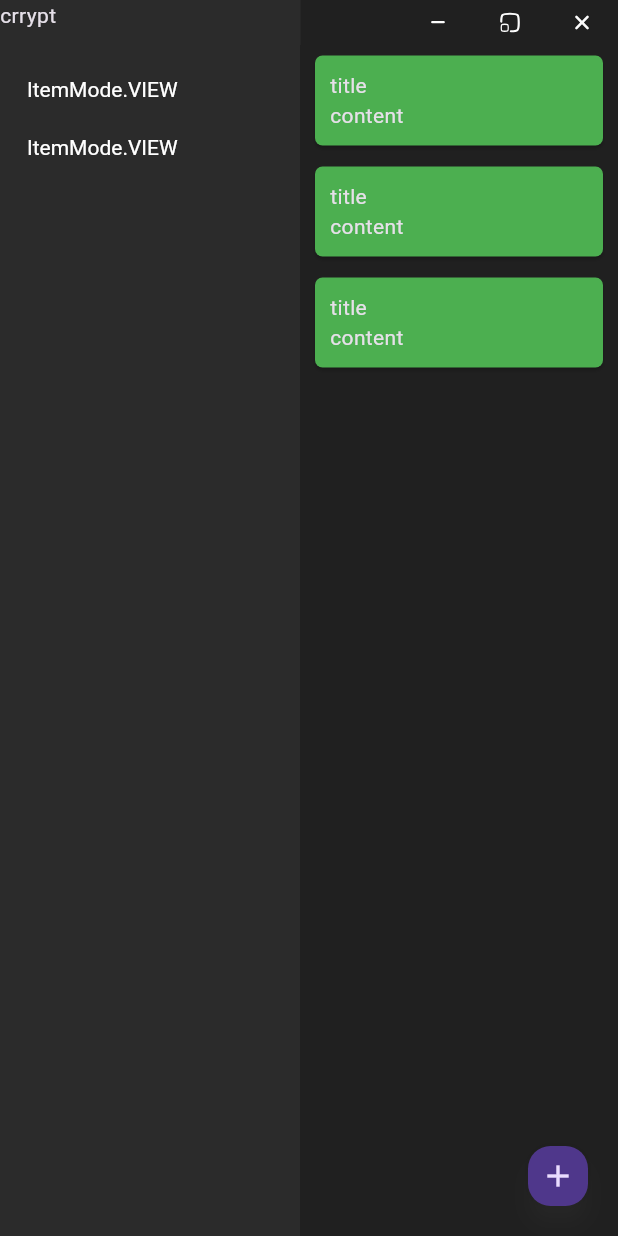
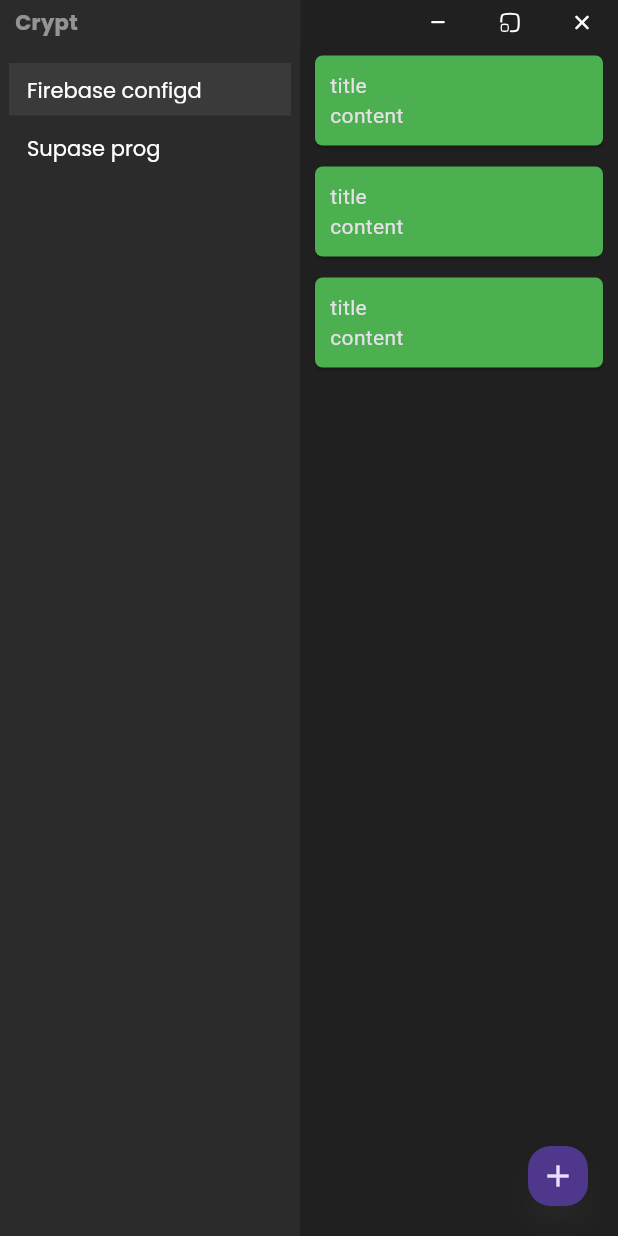
Before and after one commit to Guymaster/crypt, a Flutter app: the screen it shows after launch, on a phone screen of 412 x 824 dp. Run offline on Flutter 3.47's test engine with Material 3 defaults, Android fonts, the phone set to English and light mode, and no system bars; our stand-ins replace flutter_svg, google_fonts, hive; missing offline and left inert: bitsdojo_window; accounts and stored records are empty.

Commit message:
Adding behavior and styles

```diff
--- /dev/null
+++ b/lib/common/styles.dart
@@ -0,0 +1,23 @@
+import 'package:flutter/material.dart';
+import 'package:google_fonts/google_fonts.dart';
+
+abstract class AppNameTxtStyle {
+  static TextStyle classic(double size, Color color){
+    return GoogleFonts.poppins(
+      color: color,
+      fontSize: size,
+      fontWeight: FontWeight.bold
+    );
+  }
+}
+
+abstract class CollectionNameTxtStyle {
+  static TextStyle classic(double size, Color color){
+    return GoogleFonts.poppins(
+        color: color,
+        fontSize: size,
+        fontWeight: FontWeight.normal,
+        textBaseline: TextBaseline.ideographic
+    );
+  }
+}
--- a/lib/common/values.dart
+++ b/lib/common/values.dart
@@ -9,6 +9,7 @@ const WINDOW_SIDEBAR_WIDTH = 200;
 enum ItemMode {
   VIEW,
   EDIT,
+  MENU
 }
 
 abstract class ColorPalette {
--- a/lib/main.dart
+++ b/lib/main.dart
@@ -24,7 +24,7 @@ class MyApp extends StatelessWidget {
 
   @override
   Widget build(BuildContext context) {
-    return Provider(
+    return ChangeNotifierProvider(
       create: (context) => SecretKeyProvider(),
       builder: (context, widget) => MaterialApp(
         debugShowCheckedModeBanner: false,
--- a/lib/pages/registry/components/collection-item.component.dart
+++ b/lib/pages/registry/components/collection-item.component.dart
@@ -1,3 +1,4 @@
+import 'package:crypt/common/styles.dart';
 import 'package:crypt/common/values.dart';
 import 'package:crypt/models/collection.model.dart';
 import 'package:flutter/material.dart';
@@ -5,35 +6,151 @@ import 'package:flutter/material.dart';
 class CollectionItem extends StatefulWidget {
   Collection collection;
   void Function(String name) onPressed;
-  ItemMode mode = ItemMode.VIEW;
-  CollectionItem({super.key, required this.onPressed, required this.collection});
+  bool? selected = false;
+  CollectionItem({super.key, required this.onPressed, required this.collection, this.selected});
 
   @override
   State<CollectionItem> createState() => _CollectionItemState();
 }
 
 class _CollectionItemState extends State<CollectionItem> {
+  ItemMode mode = ItemMode.VIEW;
+  FocusNode focusNode = FocusNode();
+  late TextEditingController textEditingController;
+
+  @override
+  void initState() {
+    textEditingController = TextEditingController();
+    textEditingController.text = widget.collection.name;
+    super.initState();
+  }
+
+  @override
+  void dispose() {
+    focusNode.dispose();
+    textEditingController.dispose();
+    super.dispose();
+  }
+
   @override
   Widget build(BuildContext context) {
-    return SizedBox(
+    return InkWell(
+      onTap: (){
+        setState(() {
+          focusNode.requestFocus();
+          mode = ItemMode.VIEW;
+        });
+      },
+      onSecondaryTapUp: (details){
+        setState(() {
+          focusNode.requestFocus();
+          mode = ItemMode.MENU;
+        });
+      },
+      onFocusChange: (isFocused){
+        if(!isFocused){
+          setState(() {
+            focusNode.unfocus();
+            mode = ItemMode.VIEW;
+          });
+        }
+      },
+      focusNode: focusNode,
+      child: Container(
+        color: widget.selected!? ColorPalette.getGray(.4) : null,
         height: 35,
-      child: TextButton(
+        child: Stack(
+          children: [
+            if ([ItemMode.VIEW, ItemMode.MENU].contains(mode)) TextButton(
                 style: ButtonStyle(
-          textStyle: MaterialStateProperty.all(TextStyle(
-            fontSize: 14,
-            textBaseline: TextBaseline.ideographic
-          )),
+                    textStyle: MaterialStateProperty.all(CollectionNameTxtStyle.classic(14, ColorPalette.getWhite(1))),
                     shape: MaterialStateProperty.all(const RoundedRectangleBorder(
                         borderRadius: BorderRadius.all(Radius.circular(5))
                     ))
                 ),
                 onPressed: (){
                   widget.onPressed(widget.collection.name);
+                  setState(() {
+                    focusNode.requestFocus();
+                    mode = ItemMode.VIEW;
+                  });
                 },
                 child: Container(
                   alignment: Alignment.centerLeft,
-          child: Text(widget.mode.toString()),
+                  child: Text(widget.collection.name),
                 )
+            ) else const SizedBox(),
+            if (mode == ItemMode.MENU) GestureDetector(
+              onSecondaryTapUp: (details){
+                setState(() {
+                  mode = ItemMode.VIEW;
+                });
+              },
+              child: Container(
+                color: ColorPalette.getBlack(1),
+                child: Row(
+                  mainAxisAlignment: MainAxisAlignment.center,
+                  crossAxisAlignment: CrossAxisAlignment.center,
+                  children: [
+                    Padding(
+                      padding: const EdgeInsets.all(2),
+                      child: IconButton(
+                        onPressed: (){
+                          setState(() {
+                            mode = ItemMode.EDIT;
+                          });
+                        },
+                        iconSize: 15,
+                        icon: const Icon(Icons.edit),
+                        style: ButtonStyle(
+                            shape: MaterialStateProperty.all(RoundedRectangleBorder(
+                                borderRadius: BorderRadius.circular(5)
+                            ))
+                        ),
+                      ),
+                    ),
+                    Padding(
+                      padding: const EdgeInsets.all(2),
+                      child: IconButton(
+                          onPressed: (){
+                            //
+                          },
+                          style: ButtonStyle(
+                              shape: MaterialStateProperty.all(RoundedRectangleBorder(
+                                  borderRadius: BorderRadius.circular(5)
+                              ))
+                          ),
+                          iconSize: 15,
+                          icon: Icon(Icons.delete)
+                      ),
+                    ),
+                  ],
+                ),
+              ),
+            ) else const SizedBox(),
+            if (mode == ItemMode.EDIT) Container(
+              height: 35,
+              color: ColorPalette.getBlack(1),
+              child: TextField(
+                controller: textEditingController,
+                textInputAction: TextInputAction.search,
+                textAlignVertical: TextAlignVertical.center,
+                maxLength: 50,
+                onSubmitted: (value){
+                  //
+                },
+                style: CollectionNameTxtStyle.classic(14, ColorPalette.getWhite(1)),
+                decoration: const InputDecoration(
+                  counterText: "",
+                  border: InputBorder.none,
+                  isDense: true,
+                  contentPadding: EdgeInsets.symmetric(horizontal: 10, vertical: 10)
+
+                ),
+              ),
+            ) else const SizedBox(),
+          ],
+        ),
       ),
     );
   }
--- a/lib/pages/registry/registry.page.dart
+++ b/lib/pages/registry/registry.page.dart
@@ -1,9 +1,14 @@
 import 'package:bitsdojo_window/bitsdojo_window.dart';
 import 'package:crypt/common/dimensions.dart';
+import 'package:crypt/common/styles.dart';
 import 'package:crypt/common/values.dart';
 import 'package:crypt/pages/registry/components/collection-item.component.dart';
+import 'package:crypt/providers/secret_key.provider.dart';
+import 'package:flutter/cupertino.dart';
+import 'package:flutter/gestures.dart';
 import 'package:flutter/material.dart';
 import 'package:flutter_svg/flutter_svg.dart';
+import 'package:provider/provider.dart';
 
 import '../../models/collection.model.dart';
 import '../../models/file.model.dart';
@@ -19,6 +24,7 @@ class RegistryPage extends StatefulWidget {
 }
 
 class RegistryPageState extends State<RegistryPage> {
+  int selectedCol = 0;
   List<Collection> collections = [
     Collection("Firebase configd"),
     Collection("Supase prog"),
@@ -54,7 +60,18 @@ class RegistryPageState extends State<RegistryPage> {
         color: ColorPalette.getBlack(1),
         child: Column(
           children: [
-            SizedBox(
+            GestureDetector(
+              onPanUpdate: (details){
+                appWindow.position = appWindow.position + details.globalPosition;
+              },
+              /*dragStartBehavior: DragStartBehavior.,
+              onHorizontalDragUpdate: (details){
+                appWindow.position = appWindow.position + details.delta;
+              },
+              onVerticalDragUpdate: (details){
+                appWindow.position = appWindow.position + details.delta;
+              },*/
+              child: SizedBox(
                 height: WINDOW_HEADER_HEIGHT.toDouble(),
                 width: MQ.getWidth(context),
                 child: Row(
@@ -70,7 +87,18 @@ class RegistryPageState extends State<RegistryPage> {
                           color: ColorPalette.getDarkGray(1)
                         )
                       ),
-                    child: Text("crrypt"),
+                      child: Row(
+                        children: [
+                          SizedBox(width: 10,),
+                          Consumer<SecretKeyProvider>(
+                            builder: (context, provider, widget) => SizedBox(),
+                          ),
+                          Text("Crypt", style: AppNameTxtStyle.classic(14, ColorPalette.getWhite(0.5)),),
+                        ],
+                      ),
+                    ),
+                    Flexible(
+                      child: Container(color: ColorPalette.getBlack(0),),
                     ),
                     Row(
                       children: [
@@ -99,6 +127,7 @@ class RegistryPageState extends State<RegistryPage> {
                   ],
                 ),
               ),
+            ),
             SizedBox(
               height: MQ.getHeight(context) - WINDOW_HEADER_HEIGHT,
               width: MQ.getWidth(context),
@@ -124,9 +153,12 @@ class RegistryPageState extends State<RegistryPage> {
                               padding: const EdgeInsets.symmetric(vertical: 2, horizontal: 6),
                               child: CollectionItem(
                                   onPressed: (String name){
-                                    //
+                                    setState(() {
+                                      selectedCol = i;
+                                    });
                                   },
-                                  collection: collections[i]
+                                  collection: collections[i],
+                                  selected: (i == selectedCol),
                               ),
                             ),
                           ],
--- a/pubspec.yaml
+++ b/pubspec.yaml
@@ -39,6 +39,7 @@ dependencies:
   hive: ^2.2.3
   provider: ^6.1.2
   flutter_svg: ^2.0.10+1
+  google_fonts: ^6.2.1
 
 dev_dependencies:
   flutter_test:
```
Also changed, not shown: pubspec.lock, 1 other file. Lines whose indentation alone changed are shown as unchanged.
